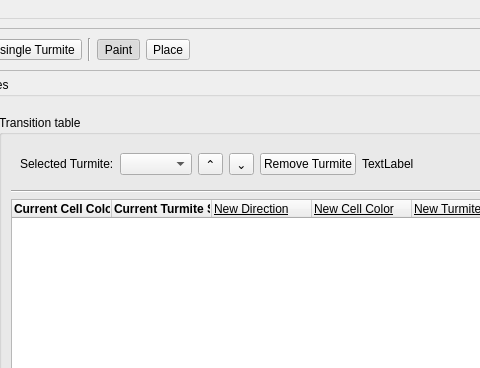
Above: main_window.ui from Belissimo-T/final-project-10 before the change; both pictures show x 315 to 795 and y 0 to 368 of the 1205 by 948 pixel window. Below: the same form after it.
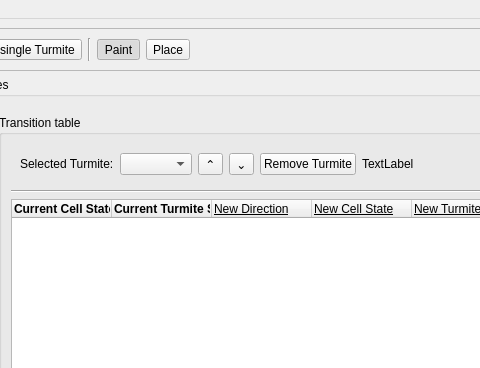
That is the form after the change.

```diff
--- a/main_window.ui
+++ b/main_window.ui
@@ -402,7 +402,7 @@
                 </attribute>
                 <column>
                  <property name="text">
-                  <string>Current Cell Color</string>
+                  <string>Current Cell State</string>
                  </property>
                  <property name="font">
                   <font>
@@ -444,7 +444,7 @@
                 </column>
                 <column>
                  <property name="text">
-                  <string>New Cell Color</string>
+                  <string>New Cell State</string>
                  </property>
                  <property name="font">
                   <font>
```
